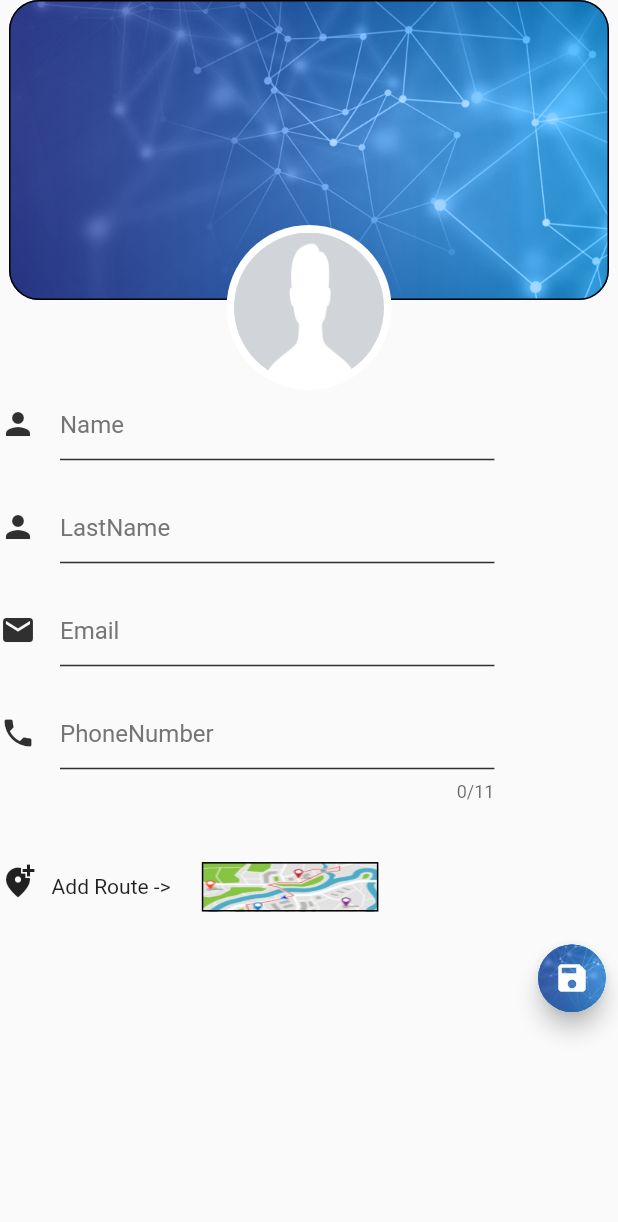
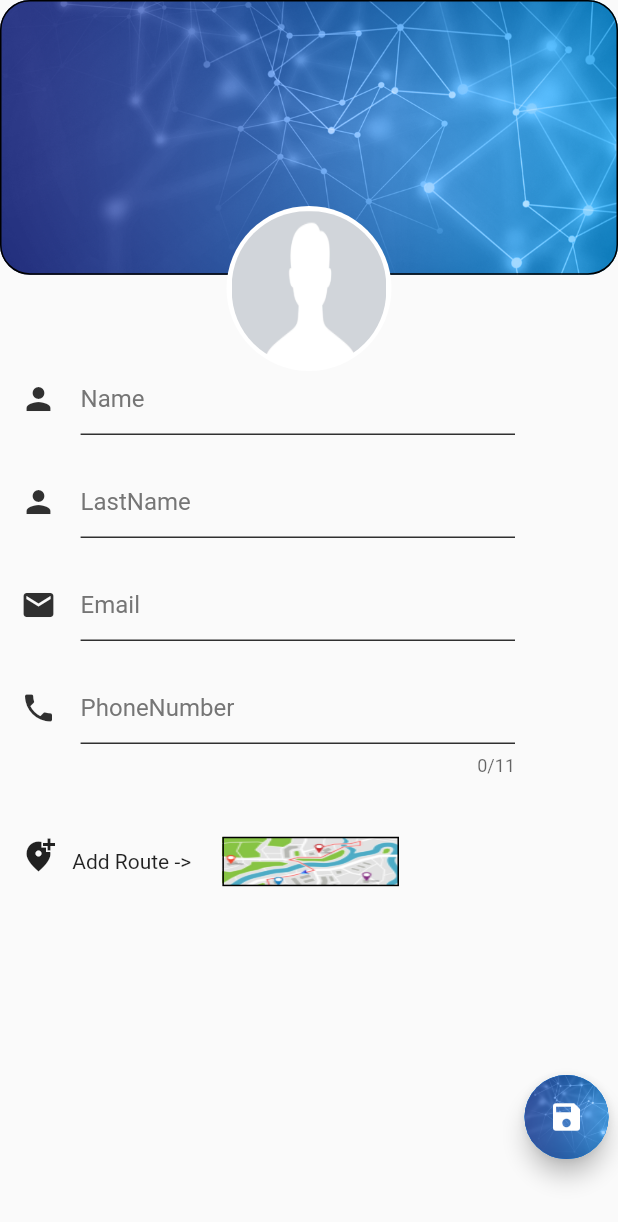
Before and after one commit to AliShakoori89/contact_with_Bloc, a Flutter app: the AddEditPage screen opened directly, on a phone screen of 412 x 824 dp. Shown: the top 1222 px of the screen. Run offline on Flutter 3.47's test engine with Material 2 defaults, Android fonts, the light colour scheme and no system bars; our stand-ins replace equatable, flutter_bloc, google_maps_flutter, image_picker, sqflite; missing offline and left inert: map_launcher; accounts and stored records are empty; statements that could not run were skipped.

Commit message:
complite code

```diff
--- a/lib/view/add_page.dart
+++ b/lib/view/add_page.dart
@@ -1,6 +1,4 @@
 import 'dart:io';
-
-import 'package:email_validator/email_validator.dart';
 import 'package:flutter/material.dart';
 import 'package:flutter_bloc/flutter_bloc.dart';
 import 'package:image_picker/image_picker.dart';
@@ -9,10 +7,9 @@ import 'package:phonebook_with_bloc/map_screen.dart';
 import 'package:phonebook_with_bloc/model/contact_model.dart';
 import 'package:flutter/services.dart';
 
+class AddEditPage extends StatefulWidget {
+  final Contact contact;
 
-class AddEditPage extends StatefulWidget {
-
-  final Contact contact;
   AddEditPage({this.contact});
 
   @override
@@ -43,7 +40,7 @@ class AddEditPageState extends State<AddEditPage> {
       _editedContact = Contact.fromMap(widget.contact.toMap());
     }
 
-    _nameController.text  = _editedContact.name;
+    _nameController.text = _editedContact.name;
     _lastNameController.text = _editedContact.lastName;
     _emailsController.text = _editedContact.email;
     _phoneController.text = _editedContact.phone;
@@ -65,19 +62,18 @@ class AddEditPageState extends State<AddEditPage> {
 
   @override
   Widget build(BuildContext context) {
-    // body: BlocProvider(
-    //   create: (BuildContext context) => ContactBloc(ContactRepository()),
     return Scaffold(
       resizeToAvoidBottomInset: false,
       body: Stack(
         alignment: Alignment.center,
         children: <Widget>[
           // background image and bottom contents
-          Column(
+          SingleChildScrollView(
+            child: Column(
               children: <Widget>[
                 Container(
-                height: 200.0,
-                width: 400.0,
+                  height: MediaQuery.of(context).size.height / 4.5,
+                  width: MediaQuery.of(context).size.height / 2,
                   decoration: BoxDecoration(
                     border: Border.all(),
                     borderRadius: BorderRadius.circular(20.0),
@@ -86,14 +82,14 @@ class AddEditPageState extends State<AddEditPage> {
                       fit: BoxFit.cover,
                     ),
                   ),
-                // child: Image.asset('assets/images/header.png', fit: BoxFit.fill,),
                 ),
                 buildSafeArea(context),
               ],
             ),
+          ),
           // Profile image
           Positioned(
-            top: 150.0, // (background container size) - (circle height / 2)
+            top: MediaQuery.of(context).size.height / 6,
             child: GestureDetector(
               onTap: () {
                 showPicker(context);
@@ -103,8 +99,8 @@ class AddEditPageState extends State<AddEditPage> {
                   backgroundColor: Colors.white,
                   child: imageFile == null
                       ? Container(
-                          width: 100,
-                          height: 100,
+                          width: MediaQuery.of(context).size.height / 8,
+                          height: MediaQuery.of(context).size.height / 8,
                           decoration: BoxDecoration(
                               borderRadius: BorderRadius.circular(50),
                               image: DecorationImage(
@@ -112,23 +108,20 @@ class AddEditPageState extends State<AddEditPage> {
                                   fit: BoxFit.fill)),
                         )
                       : Container(
-                    width: 100,
-                    height: 100,
+                          width: MediaQuery.of(context).size.height / 9,
+                          height: MediaQuery.of(context).size.height / 9,
                           decoration: BoxDecoration(
                               borderRadius: BorderRadius.circular(50),
                               image: DecorationImage(
                                   image: FileImage(imageFile),
                                   fit: BoxFit.fill)),
-                  )
-                  // Image.file(_image),
-              ),
+                        )),
             ),
           )
         ],
       ),
     );
   }
-
 
   showPicker(context) {
     showModalBottomSheet(
@@ -157,8 +150,7 @@ class AddEditPageState extends State<AddEditPage> {
               ),
             ),
           );
-        }
-    );
+        });
   }
 
   SafeArea buildSafeArea(BuildContext context) {
@@ -168,7 +160,9 @@ class AddEditPageState extends State<AddEditPage> {
           crossAxisAlignment: CrossAxisAlignment.start,
           children: [
             SizedBox(height: MediaQuery.of(context).size.height / 14),
-            TextFieldClass(
+            Padding(
+              padding: EdgeInsets.only(left: MediaQuery.of(context).size.height/60),
+              child: TextFieldClass(
                 type: 'name',
                 formKey: _nameFormKey,
                 controller: _nameController,
@@ -177,9 +171,12 @@ class AddEditPageState extends State<AddEditPage> {
                 icon: Icons.person,
                 userEdited: true,
               ),
+            ),
 
             ///name
-            TextFieldClass(
+            Padding(
+              padding: EdgeInsets.only(left: MediaQuery.of(context).size.height/60),
+              child: TextFieldClass(
                 type: 'lastName',
                 formKey: _lastNameFormKey,
                 controller: _lastNameController,
@@ -188,9 +185,12 @@ class AddEditPageState extends State<AddEditPage> {
                 icon: Icons.person,
                 userEdited: true,
               ),
+            ),
 
             ///lastname
-            TextFieldClass(
+            Padding(
+              padding: EdgeInsets.only(left: MediaQuery.of(context).size.height/60),
+              child: TextFieldClass(
                 type: 'email',
                 controller: _emailsController,
                 hintText: 'Email',
@@ -198,9 +198,12 @@ class AddEditPageState extends State<AddEditPage> {
                 icon: Icons.email,
                 userEdited: true,
               ),
+            ),
 
             ///email
-            TextFieldClass(
+            Padding(
+              padding: EdgeInsets.only(left: MediaQuery.of(context).size.height/60),
+              child: TextFieldClass(
                 keyboardType: TextInputType.number,
                 maxLength: 11,
                 inputFormatters: <TextInputFormatter>[
@@ -213,16 +216,19 @@ class AddEditPageState extends State<AddEditPage> {
                 icon: Icons.phone,
                 userEdited: true,
               ),
+            ),
 
-            Padding (
+            Padding(
               padding: EdgeInsets.only(
-                  top: MediaQuery.of(context).size.height/20 ,
-                  bottom: MediaQuery.of(context).size.height/100),
+                left: MediaQuery.of(context).size.height/60,
+                  top: MediaQuery.of(context).size.height / 20,
+                  bottom: MediaQuery.of(context).size.height / 100),
               child: GestureDetector(
                 child: Row(
                   children: [
                     Padding(
-                      padding: EdgeInsets.only(bottom: MediaQuery.of(context).size.height/100),
+                      padding: EdgeInsets.only(
+                          bottom: MediaQuery.of(context).size.height / 100),
                       child: Icon(Icons.add_location_alt),
                     ),
                     Text('   Add Route ->      '),
@@ -231,11 +237,9 @@ class AddEditPageState extends State<AddEditPage> {
                           border: Border.all(),
                           image: DecorationImage(
                               image: AssetImage('assets/images/mapRoute.jpg'),
-                              fit: BoxFit.fill
-                          )
-                      ),
-                      width: MediaQuery.of(context).size.height/7,
-                      height: MediaQuery.of(context).size.height/25,
+                              fit: BoxFit.fill)),
+                      width: MediaQuery.of(context).size.height / 7,
+                      height: MediaQuery.of(context).size.height / 25,
                       // child: Icon(
                       //   Icons.add_location_alt ,
                       //   color: Colors.grey[850]),
@@ -243,9 +247,8 @@ class AddEditPageState extends State<AddEditPage> {
                   ],
                 ),
                 onTap: () async {
-                  Navigator.push(
-                      context,
-                      MaterialPageRoute(builder: (context) => MapScreen(contact)));
+                  Navigator.push(context,
+                      MaterialPageRoute(builder: (context) => MapScreen()));
                 },
               ),
             ),
@@ -254,11 +257,11 @@ class AddEditPageState extends State<AddEditPage> {
             Align(
               alignment: Alignment.bottomRight,
               child: Padding(
-                padding: EdgeInsets.all(
-                  MediaQuery.of(context).size.height / 100,
+                padding: EdgeInsets.only(
+                  top: MediaQuery.of(context).size.height / 7,
                 ),
                 child: Container(
-                    width: 45,
+                    width: MediaQuery.of(context).size.height / 12,
                     child: FloatingActionButton(
                         child: Stack(
                           children: [
@@ -280,6 +283,8 @@ class AddEditPageState extends State<AddEditPage> {
                             contact.phone = this._phoneController.text;
                             contact.email = this._emailsController.text;
                             contact.imgPath = imageFile.path;
+                            contact.latitude = MapScreenState.latitude;
+                            contact.longitude = MapScreenState.longitude;
                             // contact.longitude = longitude;
                             final contactBloc =
                                 BlocProvider.of<ContactBloc>(context);
@@ -348,7 +353,6 @@ class _TextFieldClassState extends State<TextFieldClass> {
   bool _userEdited = false;
   Contact _editedContact;
 
-
   _TextFieldClassState(
       this.controller,
       this.hintText,
--- a/lib/view/contact_details.dart
+++ b/lib/view/contact_details.dart
@@ -158,8 +158,10 @@ final Contact contact;
                                               onTap: () async{
                                                 final availableMaps = await MapLauncher.installedMaps;
                                                 print('111111111111111111111111111111111111${availableMaps}');
+                                                print('222222222222222222222222222222222222${contact.latitude}');
+                                                print('333333333333333333333333333333333333${contact.longitude}');
                                                 await availableMaps.first.showMarker(
-                                                  // coords: Coords(contacts[index].latitude, contacts[index].longitude),
+                                                  coords: Coords(contact.latitude, contact.longitude),
                                                   title: "Ocean Beach",
                                                 );
                                               }
--- a/pubspec.yaml
+++ b/pubspec.yaml
@@ -35,9 +35,9 @@ dependencies:
   map_launcher: ^1.1.3+1
   image_picker: ^0.7.3
   email_validator: ^2.0.1
-  google_maps_flutter: ^2.0.1
+  google_maps_flutter: ^2.0.3
   speech_bubble: ^0.0.7
-  path_provider: ^2.0.1
+  path_provider: ^1.6.27
   rxdart: ^0.26.0
 
 dev_dependencies:
```
Also changed, not shown: lib/map_screen.dart (+6 -10 lines), pubspec.lock, 1 other file. Lines whose indentation alone changed are shown as unchanged.
